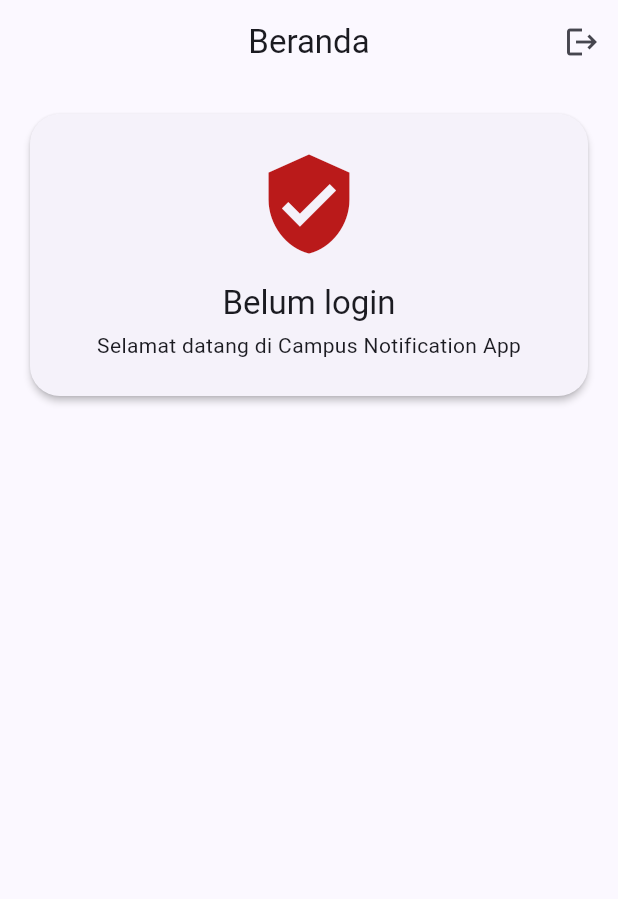
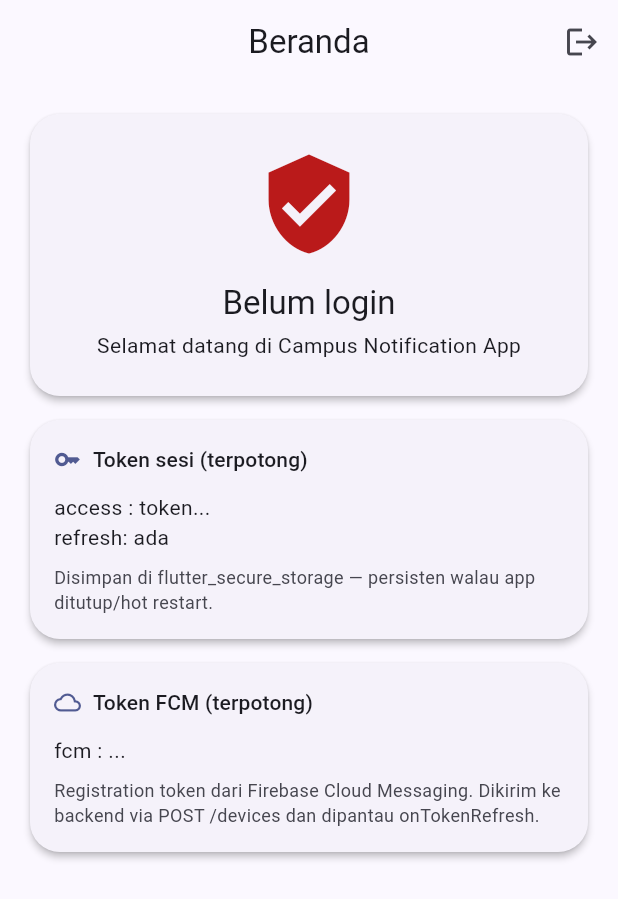
Before and after one commit to Zuhdiaja/244107020017-mobile-course, a Flutter app: the HomePage screen opened by its route, on a phone screen of 412 x 824 dp. Shown: the top 899 px of the screen. Run offline on Flutter 3.47's test engine with Material 3 defaults, Android fonts, the phone set to English and light mode, and no system bars; our stand-ins replace dio, firebase_core, firebase_messaging, flutter_local_notifications, flutter_riverpod, flutter_secure_storage and 3 more; accounts and stored records are empty; network calls fail.

Commit message:
Praktikum 2 done

```diff
--- a/_06_week_6_authentication_security_fcm/lib/main.dart
+++ b/_06_week_6_authentication_security_fcm/lib/main.dart
@@ -1,7 +1,10 @@
+import 'package:dio/dio.dart';
 import 'package:flutter/material.dart';
 import 'package:flutter_riverpod/flutter_riverpod.dart';
+import 'package:firebase_core/firebase_core.dart';
 import 'package:go_router/go_router.dart';
 
+import 'messaging/push_service.dart';
 import 'pages/home_page.dart';
 import 'pages/login_page.dart';
 import 'providers/auth_provider.dart';
@@ -44,7 +47,44 @@ class MyApp extends StatelessWidget {
   }
 }
 
-void main() {
+void main() async {
+  WidgetsFlutterBinding.ensureInitialized();
+  // Wajib sebelum runApp: inisialisasi Firebase
+  await Firebase.initializeApp();
+
+  // Praktikum 2: permission + notifikasi lokal + token lifecycle.
+  await initLocalNotifications();
+  await requestNotificationPermission();
+
+  // Dio dari apiClientProvider (interceptor 401 + token access otomatis).
+  final dio = container.read(apiClientProvider);
+
+  await initFcmToken(onToken: (token) async {
+    // Token terpotong untuk bukti laporan (jangan token penuh).
+    // ignore: avoid_print
+    print('Mendaftarkan device, token FCM: '
+        '${token.substring(0, token.length.clamp(0, 12))}...');
+    try {
+      // Kirim token ke backend (endpoint POST /devices).
+      final res = await dio.post(
+        '/devices',
+        data: {'fcm_token': token, 'platform': 'android'},
+      );
+      // ignore: avoid_print
+      print('FCM token terkirim ke backend (POST /devices): '
+          'status ${res.statusCode}');
+    } on DioException catch (e) {
+      // Backend memang belum ada (example-campus-api.test) -> error ini
+      // DIHARAPKAN dan justru jadi bukti percobaan pengiriman.
+      // ignore: avoid_print
+      print('Gagal kirim token ke backend: ${e.type} '
+          '${e.response?.statusCode ?? ''}');
+    } catch (e) {
+      // ignore: avoid_print
+      print('Gagal kirim token ke backend: $e');
+    }
+  });
+
   runApp(
     UncontrolledProviderScope(container: container, child: const MyApp()),
   );
--- a/_06_week_6_authentication_security_fcm/lib/pages/home_page.dart
+++ b/_06_week_6_authentication_security_fcm/lib/pages/home_page.dart
@@ -1,12 +1,14 @@
+import 'package:firebase_messaging/firebase_messaging.dart';
 import 'package:flutter/material.dart';
 import 'package:flutter_riverpod/flutter_riverpod.dart';
 import 'package:go_router/go_router.dart';
 
 import '../providers/auth_provider.dart';
 
-/// HomePage — Praktikum 1.
-/// Menandai sesi aktif, menampilkan access token TERPOTONG (12 karakter
-/// pertama) sebagai bukti secure storage bekerja, dan tombol logout.
+/// HomePage — Praktikum 1 & 2.
+/// - Praktikum 1: status sesi + access token secure storage (terpotong).
+/// - Praktikum 2: token FCM tampil TERPOTONG (aturan codelab: jangan
+///   pernah menampilkan token penuh di screenshot laporan).
 class HomePage extends ConsumerStatefulWidget {
   const HomePage({super.key});
 
@@ -17,26 +19,44 @@ class HomePage extends ConsumerStatefulWidget {
 class _HomePageState extends ConsumerState<HomePage> {
   String? _maskedAccess;
   bool _hasRefresh = false;
+  String? _maskedFcmToken;
+  bool _fcmError = false;
 
   @override
   void initState() {
     super.initState();
     _loadTokenInfo();
+    _loadFcmToken();
   }
 
+  /// Praktikum 1: baca token sesi dari secure storage.
   Future<void> _loadTokenInfo() async {
     final store = ref.read(tokenStoreProvider);
     final access = await store.readAccess();
     final refresh = await store.readRefresh();
     if (!mounted) return;
     setState(() {
-      // Keamanan (aturan codelab): hanya tampilkan terpotong,
-      // jangan pernah token penuh di screenshot laporan.
       _maskedAccess = access == null
           ? null
           : '${access.substring(0, access.length.clamp(0, 12))}...';
       _hasRefresh = refresh != null && refresh.isNotEmpty;
     });
+  }
+
+  /// Praktikum 2: ambil registration token FCM, tampilkan terpotong.
+  Future<void> _loadFcmToken() async {
+    try {
+      final token = await FirebaseMessaging.instance.getToken();
+      if (!mounted) return;
+      setState(() {
+        _maskedFcmToken = token == null
+            ? null
+            : '${token.substring(0, token.length.clamp(0, 12))}...';
+      });
+    } catch (_) {
+      if (!mounted) return;
+      setState(() => _fcmError = true);
+    }
   }
 
   Future<void> _logout() async {
@@ -93,6 +113,81 @@ class _HomePageState extends ConsumerState<HomePage> {
             ),
           ),
           const SizedBox(height: 8),
+          // Kartu token sesi (Praktikum 1)
+          Card(
+            elevation: 2,
+            shape: RoundedRectangleBorder(
+              borderRadius: BorderRadius.circular(20),
+            ),
+            child: Padding(
+              padding: const EdgeInsets.all(16),
+              child: Column(
+                crossAxisAlignment: CrossAxisAlignment.start,
+                children: [
+                  Row(
+                    children: [
+                      Icon(Icons.key, size: 18, color: colorScheme.primary),
+                      const SizedBox(width: 8),
+                      Text('Token sesi (terpotong)',
+                          style: Theme.of(context).textTheme.titleSmall),
+                    ],
+                  ),
+                  const SizedBox(height: 12),
+                  Text('access : ${_maskedAccess ?? '-'}'),
+                  Text('refresh: ${_hasRefresh ? 'ada' : 'tidak ada'}'),
+                  const SizedBox(height: 8),
+                  Text(
+                    'Disimpan di flutter_secure_storage — persisten '
+                    'walau app ditutup/hot restart.',
+                    style: TextStyle(
+                      fontSize: 12,
+                      color: colorScheme.onSurfaceVariant,
+                    ),
+                  ),
+                ],
+              ),
+            ),
+          ),
+          const SizedBox(height: 8),
+          // Kartu token FCM (Praktikum 2)
+          Card(
+            elevation: 2,
+            shape: RoundedRectangleBorder(
+              borderRadius: BorderRadius.circular(20),
+            ),
+            child: Padding(
+              padding: const EdgeInsets.all(16),
+              child: Column(
+                crossAxisAlignment: CrossAxisAlignment.start,
+                children: [
+                  Row(
+                    children: [
+                      Icon(Icons.cloud_outlined,
+                          size: 18, color: colorScheme.primary),
+                      const SizedBox(width: 8),
+                      Text('Token FCM (terpotong)',
+                          style: Theme.of(context).textTheme.titleSmall),
+                    ],
+                  ),
+                  const SizedBox(height: 12),
+                  if (_fcmError)
+                    const Text('Gagal mengambil token FCM')
+                  else
+                    Text('fcm : ${_maskedFcmToken ?? 'mengambil...'}'),
+                  const SizedBox(height: 8),
+                  Text(
+                    'Registration token dari Firebase Cloud Messaging. '
+                    'Dikirim ke backend via POST /devices dan dipantau '
+                    'onTokenRefresh.',
+                    style: TextStyle(
+                      fontSize: 12,
+                      color: colorScheme.onSurfaceVariant,
+                    ),
+                  ),
+                ],
+              ),
+            ),
+          ),
         ],
       ),
     );
```
Also changed, not shown: _06_week_6_authentication_security_fcm/lib/messaging/push_service.dart (added, +41 -0 lines), _06_week_6_authentication_security_fcm/screanshoot/prak2-console-campaign.png (added), _06_week_6_authentication_security_fcm/screanshoot/prak2-notif-console.png (added), _06_week_6_authentication_security_fcm/screanshoot/prak2-permission.png (added), _06_week_6_authentication_security_fcm/screanshoot/prak2-post-devices.png (added), _06_week_6_authentication_security_fcm/screanshoot/prak2-token-baru.png (added), _06_week_6_authentication_security_fcm/screanshoot/prak2-token-fcm.png (added), _06_week_6_authentication_security_fcm/screanshoot/prak2-token-lama.png (added), 5 other files.
